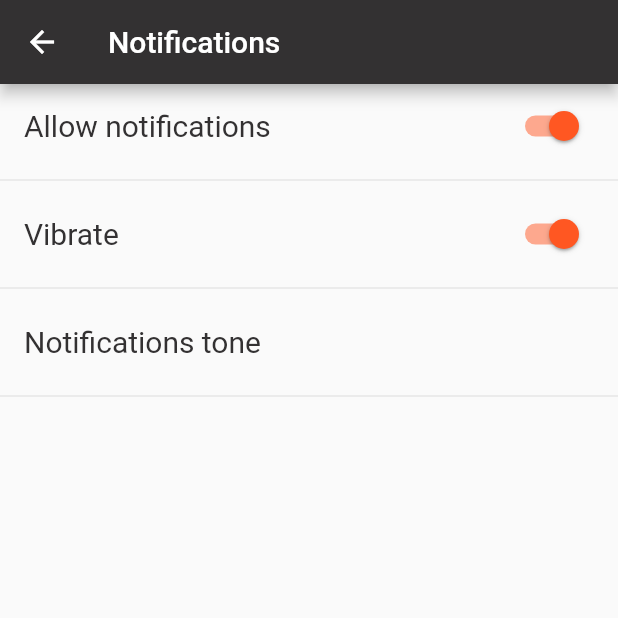
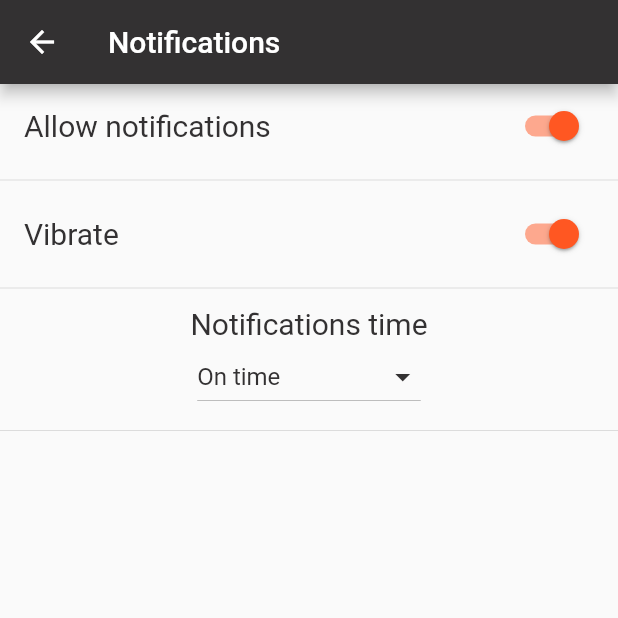
Before and after one commit to saraibra/PinPiont, a Flutter app: the screen it shows after launch, item 4 of the bottom bar chosen, after a tap on "Notifications", on a phone screen of 412 x 824 dp, the top half of it. Run offline on Flutter 3.47's test engine with Material 2 defaults, Android fonts, the phone set to English and light mode, and no system bars; our stand-ins replace animated_text_kit, cached_network_image, cloud_firestore, connectivity, dynamic_theme, firebase_auth and 18 more; missing offline and left inert: flutter_facebook_login, flutter_mapbox_navigation, flutter_vibrate; accounts and stored records are empty.

Commit message:
update notifications

```diff
--- a/lib/main.dart
+++ b/lib/main.dart
@@ -111,12 +111,12 @@ class _MyAppState extends State<MyApp> {
           },
           home: Scaffold(
             body: new SplashScreen(
-                seconds: 14,
+                seconds: 10,
                 navigateAfterSeconds: BottomNavigation(),
-                image: new Image.asset('images/pinpoint.png'),
-                backgroundColor: color1,
+                image: new Image.asset('images/logo.png'),
+                backgroundColor: Colors.white,
                 styleTextUnderTheLoader: new TextStyle(),
-                photoSize: 100.0,
+                photoSize: 200.0,
                 loaderColor: color2),
           )
           // home: new HomeScreen(),
--- a/lib/screens/notifications_screen.dart
+++ b/lib/screens/notifications_screen.dart
@@ -1,7 +1,6 @@
 import 'package:flutter/material.dart';
 import 'package:flutter_vibrate/flutter_vibrate.dart';
 import 'package:pin_point/style/hexa_color.dart';
-import 'package:flutter_ringtone_player/flutter_ringtone_player.dart';
 
 class NotificationsScreen extends StatefulWidget {
   @override
@@ -57,18 +56,34 @@ init() async {
           ),
           Divider(),
             ListTile(
-            title: Text(
-                  'Notifications tone',
-                  style: TextStyle(color: color1, fontSize: 20),
-                ),
+            title: Column(
+              children: <Widget>[
+                Text(
+                      'Notifications time',
+                      style: TextStyle(color: color1, fontSize: 20),
+                    ),
+                                DropdownButton<String>(
+                          hint: Text(
+                            'On time',
+                            style: TextStyle(color: color1),
+                          ),
+                          iconEnabledColor: color1,
+                          items:
+                              <String>['On time', '5 Min before time'].map((String value) {
+                            return new DropdownMenuItem(
+                                value: value,
+                                child: Text(
+                                  value,
+                                  style: TextStyle(color: color1),
+                                ));
+                          }).toList(),
+                          onChanged: (_) {})
+
+              ],
+            ),
                 onTap: (){
-                  FlutterRingtonePlayer.play(
-  android: AndroidSounds.notification,
-  ios: IosSounds.glass,
-  looping: true, // Android only - API >= 28
-  volume: 0.1, // Android only - API >= 28
-  asAlarm: false, // Android only - all APIs
-);
+
+
 
                 },
           ),
--- a/lib/screens/offers_screen.dart
+++ b/lib/screens/offers_screen.dart
@@ -7,8 +7,8 @@ class OffersScreen extends StatefulWidget {
 }
 
 class _OffersScreenState extends State<OffersScreen> {
-    Color color2 = HexColor("#f05a2b");
-  Color color1 = HexColor("#223469");
+Color color1 = HexColor("#333132");//deep gray
+      Color color2  = HexColor("#F15A29"); //orange
 
 
 
@@ -20,7 +20,13 @@ class _OffersScreenState extends State<OffersScreen> {
         backgroundColor: color1,
       ),
       body: Center(
+    child: Text('There is no offers yet',
+    style: TextStyle(
+      color: color2,
+      fontSize: 24
+    ),
 
+    ),
       ),
     );
   }
--- a/lib/screens/settings_screen.dart
+++ b/lib/screens/settings_screen.dart
@@ -5,11 +5,8 @@ import 'package:persistent_bottom_nav_bar/persistent-tab-view.widget.dart';
 import 'package:pin_point/screens/help_screen.dart';
 import 'package:pin_point/screens/notifications_screen.dart';
 import 'package:pin_point/screens/profile_screen.dart';
-import 'package:pin_point/style/constants.dart';
 import 'package:pin_point/style/hexa_color.dart';
-import 'package:cloud_firestore/cloud_firestore.dart';
 import 'package:firebase_auth/firebase_auth.dart';
-import 'package:font_awesome_flutter/font_awesome_flutter.dart';
 import 'package:pin_point/screens/login_screen.dart';
 import 'package:pin_point/utilities/rounded_button.dart';
 import 'package:share/share.dart';
@@ -173,6 +170,7 @@ class _SettingsScreenState extends State<SettingsScreen> {
                     size: 24,
                   ),
                   title: Column(
+                    crossAxisAlignment: CrossAxisAlignment.start,
                     children: <Widget>[
                       Text(
                         "Language",
@@ -184,7 +182,7 @@ class _SettingsScreenState extends State<SettingsScreen> {
                       DropdownButton<String>(
                           hint: Text(
                             'English',
-                            style: TextStyle(color: color2),
+                            style: TextStyle(color: color1),
                           ),
                           iconEnabledColor: color1,
                           items:
@@ -193,7 +191,7 @@ class _SettingsScreenState extends State<SettingsScreen> {
                                 value: value,
                                 child: Text(
                                   value,
-                                  style: TextStyle(color: color2),
+                                  style: TextStyle(color: color1),
                                 ));
                           }).toList(),
                           onChanged: (_) {})
```
Also changed, not shown: lib/firebase_message/firebase_message.dart (deleted, +0 -28 lines), lib/screens/app_info.dart (+12 -0 lines), lib/screens/contact_screen.dart (+9 -7 lines), lib/screens/help_screen.dart (+22 -0 lines), lib/screens/place_screen.dart (+29 -16 lines), lib/screens/places_list.dart (+5 -5 lines), lib/screens/waiting_list.dart (+20 -30 lines), pubspec.yaml (+3 -5 lines), images/logo.png, images/pinpoint.png (deleted), images/user.png (deleted), pubspec.lock.
